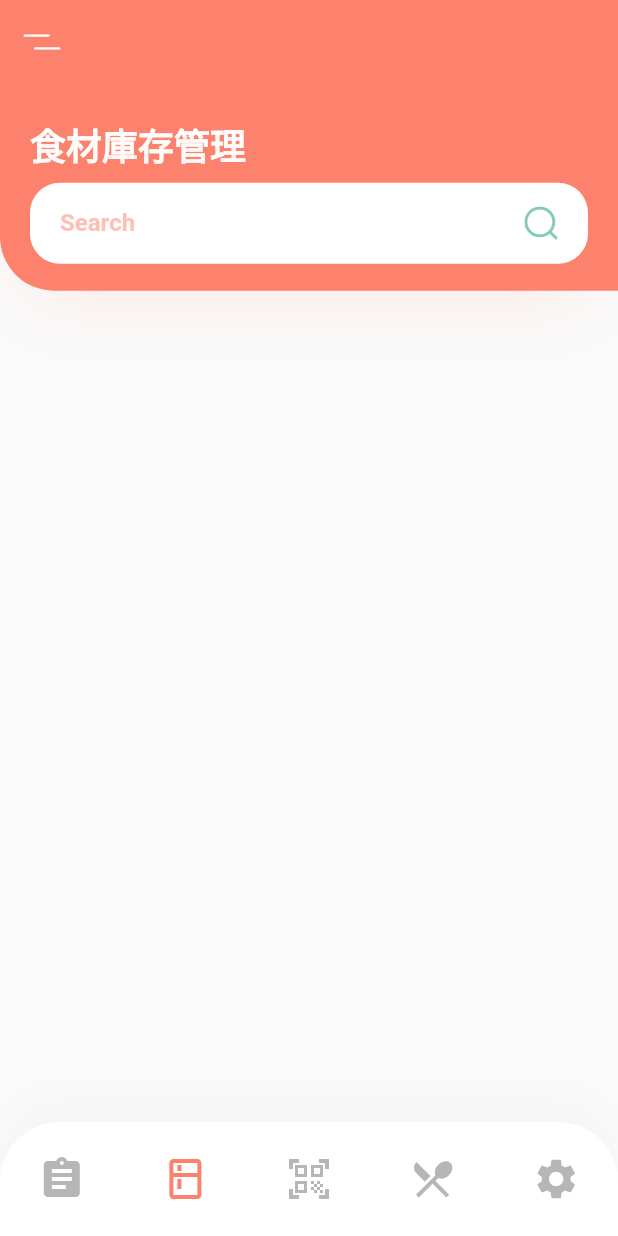
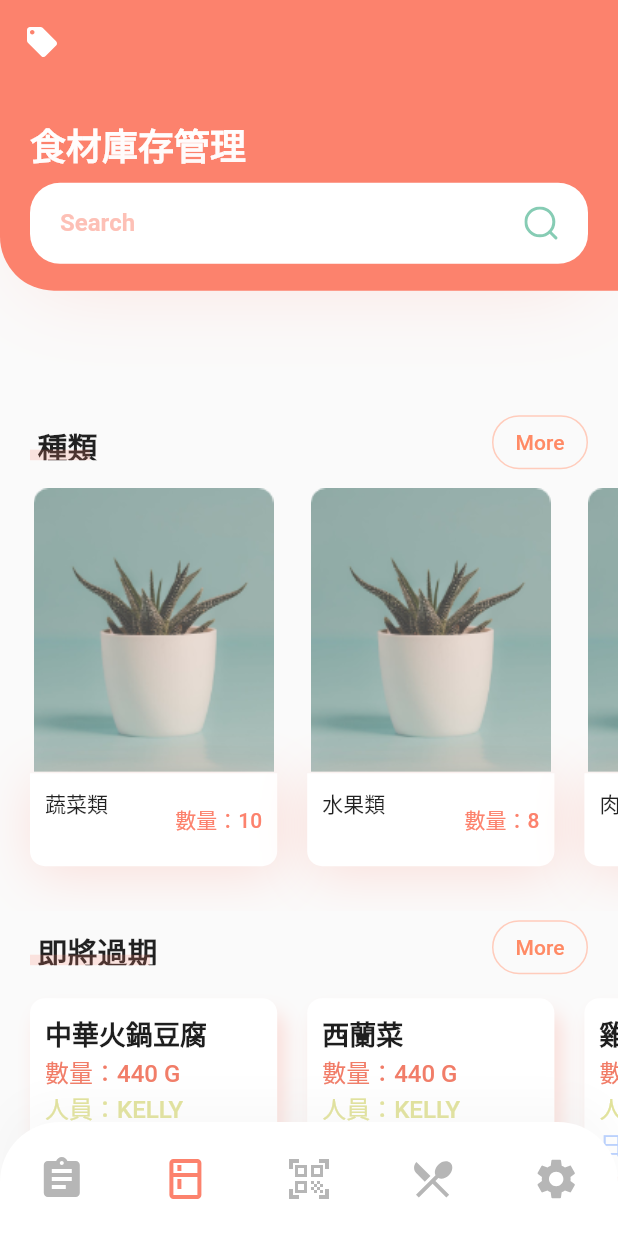
Before and after one commit to FOR-Shu/App_TaoSian, a Flutter app: the screen it shows after launch, on a phone screen of 412 x 824 dp. Run offline on Flutter 3.47's test engine with Material 2 defaults, Android fonts, the phone set to English and light mode, and no system bars; our stand-ins replace flutter_svg; Roboto replaces fonts that are missing (Noto_Serif_TC).

Commit message:
- store page ver.1

```diff
--- /dev/null
+++ b/main_app/lib/screens/store/components/ExpiredFood.dart
@@ -0,0 +1,156 @@
+import 'package:flutter/material.dart';
+
+import '../../../constants.dart';
+
+class ExpiredFood extends StatelessWidget {
+  const ExpiredFood({
+    Key? key,
+  }) : super(key: key);
+
+  @override
+  Widget build(BuildContext context) {
+    return SingleChildScrollView(
+      scrollDirection: Axis.horizontal,
+      child: Row(
+        children: <Widget>[
+          ExpiredFoodCard(
+            title: "中華火鍋豆腐",
+            person: "Kelly",
+            num: 440,
+            date: "21.06.10",
+            press: () {
+              /* Navigator.push(
+                context,
+                MaterialPageRoute(
+                  builder: (context) => DetailsScreen(),
+                ),
+              ); */
+            },
+          ),
+          ExpiredFoodCard(
+            title: "西蘭菜",
+            person: "Kelly",
+            num: 440,
+            date: "21.06.10",
+            press: () {
+              /* Navigator.push(
+                context,
+                MaterialPageRoute(
+                  builder: (context) => DetailsScreen(),
+                ),
+              ); */
+            },
+          ),
+          ExpiredFoodCard(
+            title: "雞蛋",
+            num: 200,
+            person: "Kelly",
+            date: "21.06.10",
+            press: () {},
+          ),
+        ],
+      ),
+    );
+  }
+}
+
+class ExpiredFoodCard extends StatelessWidget {
+  const ExpiredFoodCard({
+    Key? key,
+    required this.title,
+    required this.person,
+    required this.num,
+    required this.press,
+    required this.date,
+  }) : super(key: key);
+
+  final String title, person, date;
+  final int num;
+  final Function press;
+
+  @override
+  Widget build(BuildContext context) {
+    Size size = MediaQuery.of(context).size;
+    return Container(
+      margin: EdgeInsets.only(
+        left: kDefaultPadding,
+        top: kDefaultPadding / 2,
+        bottom: kDefaultPadding * 2.5,
+      ),
+      width: size.width * 0.4,
+      child: Column(
+        children: <Widget>[
+          //Image.asset(image),
+          GestureDetector(
+            onTap: () {},
+            child: Container(
+              padding: EdgeInsets.all(kDefaultPadding / 2),
+              decoration: BoxDecoration(
+                color: Colors.white,
+                borderRadius: BorderRadius.only(
+                  topLeft: Radius.circular(10),
+                  topRight: Radius.circular(10),
+                  bottomLeft: Radius.circular(10),
+                  bottomRight: Radius.circular(10),
+                ),
+                boxShadow: [
+                  BoxShadow(
+                    offset: Offset(5, 10),
+                    blurRadius: 10,
+                    color: kPrimaryColor.withOpacity(0.23),
+                  ),
+                ],
+              ),
+              child: Row(
+                children: <Widget>[
+                  RichText(
+                    text: TextSpan(
+                      children: [
+                        TextSpan(
+                          text: "$title\n".toUpperCase(),
+                          style: TextStyle(
+                            color: Color.fromARGB(255, 30, 30, 30),
+                            fontWeight: FontWeight.w900,
+                            fontFamily: 'Noto_Serif_TC',
+                            fontSize: 18,
+                          ),
+                        ),
+                        TextSpan(
+                          text: "數量：$num g\n".toUpperCase(),
+                          style: TextStyle(
+                            color: Color.fromARGB(255, 241, 124, 103),
+                            fontWeight: FontWeight.w500,
+                            fontFamily: 'Noto_Serif_TC',
+                            fontSize: 16,
+                          ),
+                        ),
+                        TextSpan(
+                          text: "人員：$person\n".toUpperCase(),
+                          style: TextStyle(
+                            color: Color.fromARGB(255, 225, 226, 153),
+                            fontWeight: FontWeight.w500,
+                            fontFamily: 'Noto_Serif_TC',
+                            fontSize: 16,
+                          ),
+                        ),
+                        TextSpan(
+                          text: "日期：$date".toUpperCase(),
+                          style: TextStyle(
+                            color: Color.fromARGB(255, 184, 208, 255),
+                            fontWeight: FontWeight.w500,
+                            fontFamily: 'Noto_Serif_TC',
+                            fontSize: 16,
+                          ),
+                        ),
+                      ],
+                    ),
+                  ),
+                ],
+              ),
+            ),
+          )
+        ],
+      ),
+    );
+  }
+}
--- a/main_app/lib/screens/store/components/body.dart
+++ b/main_app/lib/screens/store/components/body.dart
@@ -1,5 +1,10 @@
 import 'package:flutter/material.dart';
+
+import '../../../constants.dart';
+import 'ExpiredFood.dart';
 import 'header_with_seachbox.dart';
+import 'title_with_more_bbtn.dart';
+import 'food_kind.dart';
 
 class Body extends StatelessWidget {
   const Body({Key? key}) : super(key: key);
@@ -11,6 +16,11 @@ class Body extends StatelessWidget {
       crossAxisAlignment: CrossAxisAlignment.start,
       children: <Widget>[
         HeaderWithSearchBox(size: size),
+        TitleWithMoreBtn(title: "種類", press: () {}),
+        FoodKind(),
+        TitleWithMoreBtn(title: "即將過期", press: () {}),
+        ExpiredFood(),
+        TitleWithMoreBtn(title: "未歸類之食材", press: () {}),
       ],
     );
   }
--- /dev/null
+++ b/main_app/lib/screens/store/components/food_kind.dart
@@ -0,0 +1,124 @@
+import 'package:flutter/material.dart';
+
+import '../../../constants.dart';
+
+class FoodKind extends StatelessWidget {
+  const FoodKind({
+    Key? key,
+  }) : super(key: key);
+
+  @override
+  Widget build(BuildContext context) {
+    return SingleChildScrollView(
+      scrollDirection: Axis.horizontal,
+      child: Row(
+        children: <Widget>[
+          FoodKindCard(
+            image: "assets/images/image_1.png",
+            title: "蔬菜類",
+            num: 10,
+            press: () {
+              /* Navigator.push(
+                context,
+                MaterialPageRoute(
+                  builder: (context) => DetailsScreen(),
+                ),
+              ); */
+            },
+          ),
+          FoodKindCard(
+            image: "assets/images/image_1.png",
+            title: "水果類",
+            num: 8,
+            press: () {
+              /* Navigator.push(
+                context,
+                MaterialPageRoute(
+                  builder: (context) => DetailsScreen(),
+                ),
+              ); */
+            },
+          ),
+          FoodKindCard(
+            image: "assets/images/image_1.png",
+            title: "肉類",
+            num: 20,
+            press: () {},
+          ),
+        ],
+      ),
+    );
+  }
+}
+
+class FoodKindCard extends StatelessWidget {
+  const FoodKindCard({
+    Key? key,
+    required this.image,
+    required this.title,
+    required this.num,
+    required this.press,
+  }) : super(key: key);
+
+  final String image, title;
+  final int num;
+  final Function press;
+
+  @override
+  Widget build(BuildContext context) {
+    Size size = MediaQuery.of(context).size;
+    return Container(
+      margin: EdgeInsets.only(
+        left: kDefaultPadding,
+        top: kDefaultPadding / 3,
+        bottom: kDefaultPadding * 1.5,
+      ),
+      width: size.width * 0.4,
+      child: Column(
+        children: <Widget>[
+          Image.asset(image),
+          GestureDetector(
+            child: Container(
+              padding: EdgeInsets.all(kDefaultPadding / 2),
+              decoration: BoxDecoration(
+                color: Colors.white,
+                borderRadius: BorderRadius.only(
+                  bottomLeft: Radius.circular(10),
+                  bottomRight: Radius.circular(10),
+                ),
+                boxShadow: [
+                  BoxShadow(
+                    offset: Offset(2, 5),
+                    blurRadius: 30,
+                    color: kPrimaryColor.withOpacity(0.23),
+                  ),
+                ],
+              ),
+              child: Row(
+                children: <Widget>[
+                  RichText(
+                    text: TextSpan(
+                      children: [
+                        TextSpan(
+                            text: "$title\n".toUpperCase(),
+                            style: Theme.of(context).textTheme.button),
+                      ],
+                    ),
+                  ),
+                  Spacer(),
+                  Text(
+                    '數量：$num',
+                    style: Theme.of(context)
+                        .textTheme
+                        .button!
+                        .copyWith(color: kPrimaryColor),
+                  )
+                ],
+              ),
+            ),
+          )
+        ],
+      ),
+    );
+  }
+}
--- /dev/null
+++ b/main_app/lib/screens/store/components/title_with_more_bbtn.dart
@@ -0,0 +1,77 @@
+import 'package:flutter/material.dart';
+
+import '../../../constants.dart';
+
+class TitleWithMoreBtn extends StatelessWidget {
+  const TitleWithMoreBtn({
+    Key? key,
+    required this.title,
+    required this.press,
+  }) : super(key: key);
+  final String title;
+  final Function press;
+
+  @override
+  Widget build(BuildContext context) {
+    return Padding(
+      padding: const EdgeInsets.symmetric(horizontal: kDefaultPadding),
+      child: Row(
+        children: <Widget>[
+          TitleWithCustomUnderline(text: title),
+          Spacer(),
+          TextButton(
+            style: ButtonStyle(
+              shape: MaterialStateProperty.all<RoundedRectangleBorder>(
+                RoundedRectangleBorder(
+                    borderRadius: BorderRadius.circular(18.0),
+                    side: BorderSide(color: Colors.deepOrange.shade100)),
+              ),
+            ),
+            onPressed: () {},
+            child: Text(
+              "More",
+              style: TextStyle(color: Colors.deepOrange.shade300),
+            ),
+          ),
+        ],
+      ),
+    );
+  }
+}
+
+class TitleWithCustomUnderline extends StatelessWidget {
+  const TitleWithCustomUnderline({
+    Key? key,
+    required this.text,
+  }) : super(key: key);
+
+  final String text;
+
+  @override
+  Widget build(BuildContext context) {
+    return Container(
+      height: 24,
+      child: Stack(
+        children: <Widget>[
+          Padding(
+            padding: const EdgeInsets.only(left: kDefaultPadding / 4),
+            child: Text(
+              text,
+              style: TextStyle(fontSize: 20, fontWeight: FontWeight.bold),
+            ),
+          ),
+          Positioned(
+            bottom: 0,
+            left: 0,
+            right: 0,
+            child: Container(
+              margin: EdgeInsets.only(right: kDefaultPadding / 4),
+              height: 7,
+              color: kPrimaryColor.withOpacity(0.2),
+            ),
+          )
+        ],
+      ),
+    );
+  }
+}
--- a/main_app/lib/screens/store/store_screen.dart
+++ b/main_app/lib/screens/store/store_screen.dart
@@ -21,7 +21,7 @@ class StoreScreen extends StatelessWidget {
       elevation: 0,
       backgroundColor: kPrimaryColor,
       leading: IconButton(
-        icon: SvgPicture.asset("assets/icons/bar_menu.svg"),
+        icon: SvgPicture.asset("assets/icons/local_offer.svg"),
         onPressed: () {},
       ),
     );
```
Also changed, not shown: main_app/assets/icons/local_offer.svg (added), main_app/assets/images/fruit.png (added), main_app/assets/images/image_1.png (added), main_app/assets/images/image_2.png (added), main_app/assets/images/image_3.png (added), main_app/assets/images/meat.png (added), main_app/assets/images/vegetable.png (added), 1 other file.
